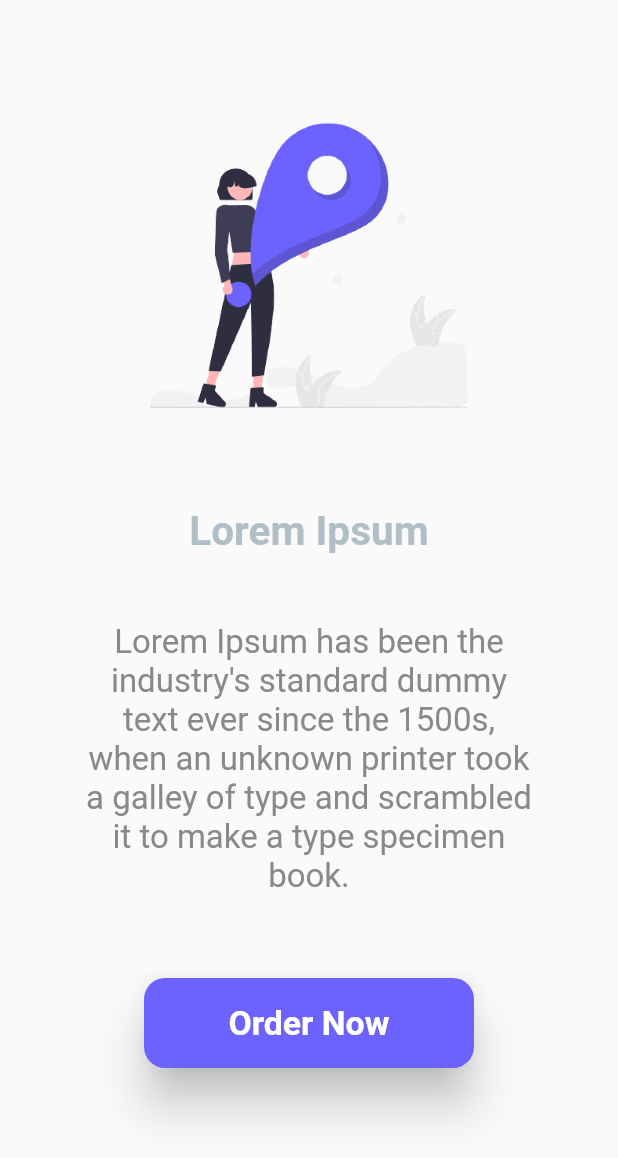
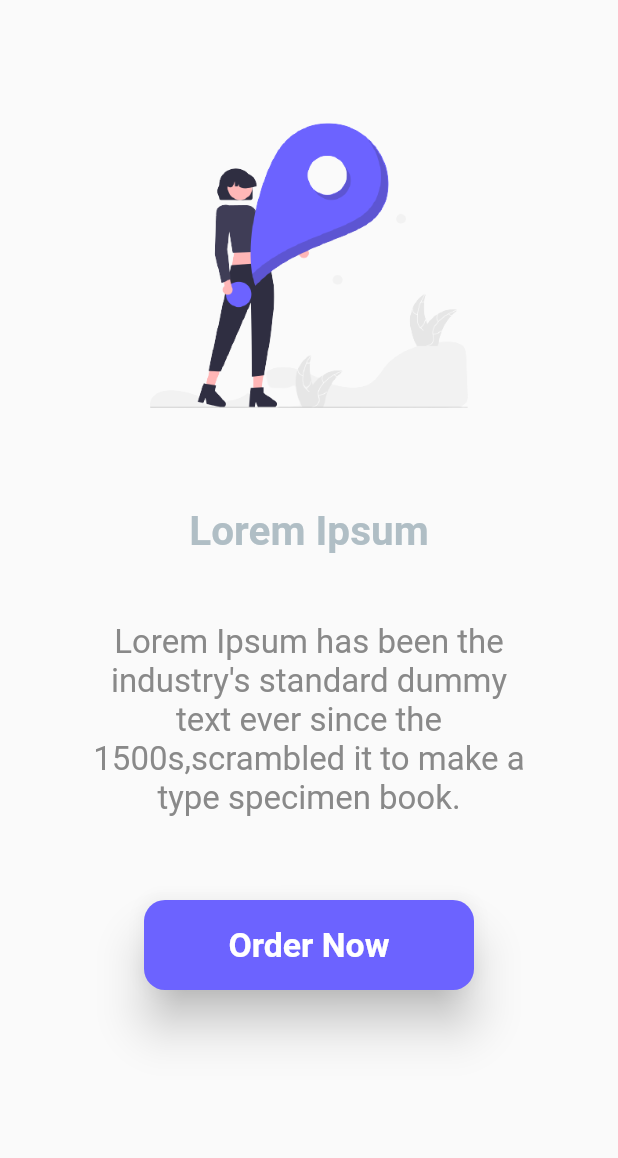
Before and after one commit to iamnijat/theme-cubit, a Flutter app: the screen it shows after launch, on a phone screen of 412 x 824 dp. Shown: the top 1158 px of the screen. Run offline on Flutter 3.47's test engine with Material 2 defaults, Android fonts, the phone set to English and light mode, and no system bars; drawn by our look-alikes of animated_text_kit, delayed_display; our stand-ins replace bloc, device_preview, flutter_bloc; Roboto replaces fonts that are missing (Raleway, RobotoCondensed).

Commit message:
Changes to the description

```diff
--- a/lib/app.dart
+++ b/lib/app.dart
@@ -47,8 +47,8 @@ class ThemeChange extends StatelessWidget {
       debugShowCheckedModeBanner: false,
       theme: AppTheme.lightTheme,
       darkTheme: AppTheme.darkTheme,
-      themeMode:
-          context.select((ThemeCubit themeCubit) => themeCubit.state.themeMode),
+       themeMode: context.select(
+                    (ThemeCubit themeCubit) => themeCubit.state.themeMode),
       home: const IntroScreen(),
     );
   }
--- a/lib/presentation/widgets/intro_description.dart
+++ b/lib/presentation/widgets/intro_description.dart
@@ -12,7 +12,7 @@ class IntroDescription extends StatelessWidget {
         delay: Duration(seconds: 4),
         fadingDuration: Duration(seconds: 1),
         child: Text(
-            "Lorem Ipsum has been the industry's standard dummy text ever since the 1500s, when an unknown printer took a galley of type and scrambled it to make a type specimen book.",
+            "Lorem Ipsum has been the industry's standard dummy text ever since the 1500s,scrambled it to make a type specimen book.",
             textAlign: TextAlign.center,
             style: TextStyle(
               color: Color.fromRGBO(137, 137, 137, 1),
```
